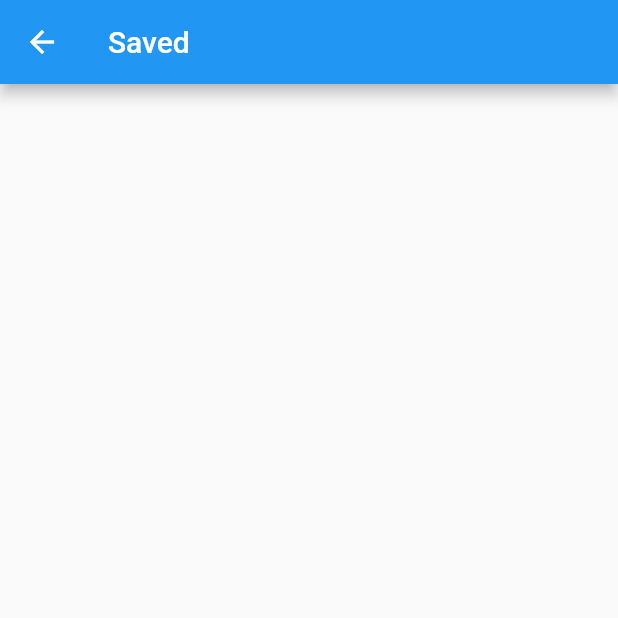
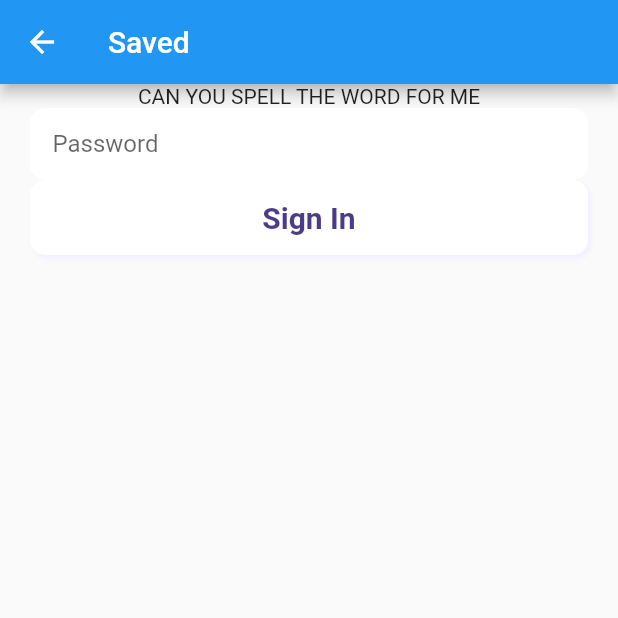
Before and after one commit to MuskanLudhiyani/tts, a Flutter app: the saved screen opened directly, on a phone screen of 412 x 824 dp, the top half of it. Run offline on Flutter 3.47's test engine with Material 2 defaults, Android fonts, the phone set to English and light mode, and no system bars; our stand-ins replace cloud_firestore, firebase_core, flutter_tts, image_picker, shared_preferences; missing offline and left inert: firebase_ml_vision; accounts and stored records are empty; Roboto replaces fonts that are missing (Montserrat).

```diff
--- a/lib/saved.dart
+++ b/lib/saved.dart
@@ -1,4 +1,5 @@
 import 'package:flutter/material.dart';
+import 'tts.dart';
 class saved extends StatefulWidget {
   const saved({Key ?key}) : super(key: key);
 
@@ -7,13 +8,94 @@ class saved extends StatefulWidget {
 }
 
 class _savedState extends State<saved> {
+  TextEditingController password = TextEditingController();
   @override
   Widget build(BuildContext context) {
     return Scaffold(
       appBar: AppBar(
         title: Text("Saved"),
       ),
-      body: Container(),
+      body: Container(
+        child: Column(
+          children: [
+            Text("CAN YOU SPELL THE WORD FOR ME"),
+            Padding(
+              padding: EdgeInsets.fromLTRB(20, 0, 20, 0),
+              child: Theme(
+                data: ThemeData(
+                  primaryColor: Color(0xffFFFFFF),
+                  primaryColorDark: Color(0xffFFFFFF),
+                ),
+                child: TextField(
+                    controller: password,
+                    cursorColor: Color(0xff90E5BF),
+                    decoration: InputDecoration(
+                        filled: true,
+                        contentPadding:
+                        EdgeInsets.symmetric(horizontal: 15),
+                        hintText: "Password",
+                        fillColor: Color(0xffFFFFFF),
+                        border: OutlineInputBorder(
+                          borderSide: BorderSide.none,
+                          borderRadius: const BorderRadius.all(
+                            const Radius.circular(10.0),
+                          ),
+                        ))),
+              ),
+            ),
+            GestureDetector(
+              onTap: () {
+                print(password);
+               if (password.text=="ello")
+                 {
+                   speak("yipee thats correct");
+
+                 }
+               else {
+                 speak ("oops try again");
+               }
+              },
+              child: Padding(
+                padding: EdgeInsets.fromLTRB(20, 0, 20, 0),
+                child: Container(
+                  height: 50,
+                  decoration: BoxDecoration(
+                    borderRadius: BorderRadius.circular(10),
+                    border: Border.all(
+                        color: Colors.white,
+                        style: BorderStyle.solid,
+                        width: 1.0),
+                    color: Colors.white,
+                    boxShadow: [
+                      BoxShadow(
+                        color: Color(0xffF0EFFE),
+                        blurRadius: 2.0,
+                        spreadRadius: 0.0,
+                        offset: Offset(
+                            2.0, 2.0), // shadow direction: bottom right
+                      )
+                    ],
+                  ),
+                  child: Row(
+                    mainAxisAlignment: MainAxisAlignment.center,
+                    children: <Widget>[
+                      Center(
+                        child: Text('Sign In',
+                            style: TextStyle(
+                                fontSize: 20,
+                                color: Color(0xff4C3C88),
+                                fontWeight: FontWeight.bold,
+                                fontFamily: 'Montserrat')),
+                      )
+                    ],
+                  ),
+                ),
+              ),
+            ),
+
+          ],
+        ),
+      ),
     );
   }
 }
```
Also changed, not shown: lib/main.dart (+76 -33 lines), lib/recognise.dart (deleted, +0 -104 lines), pubspec.lock, 1 other file.
